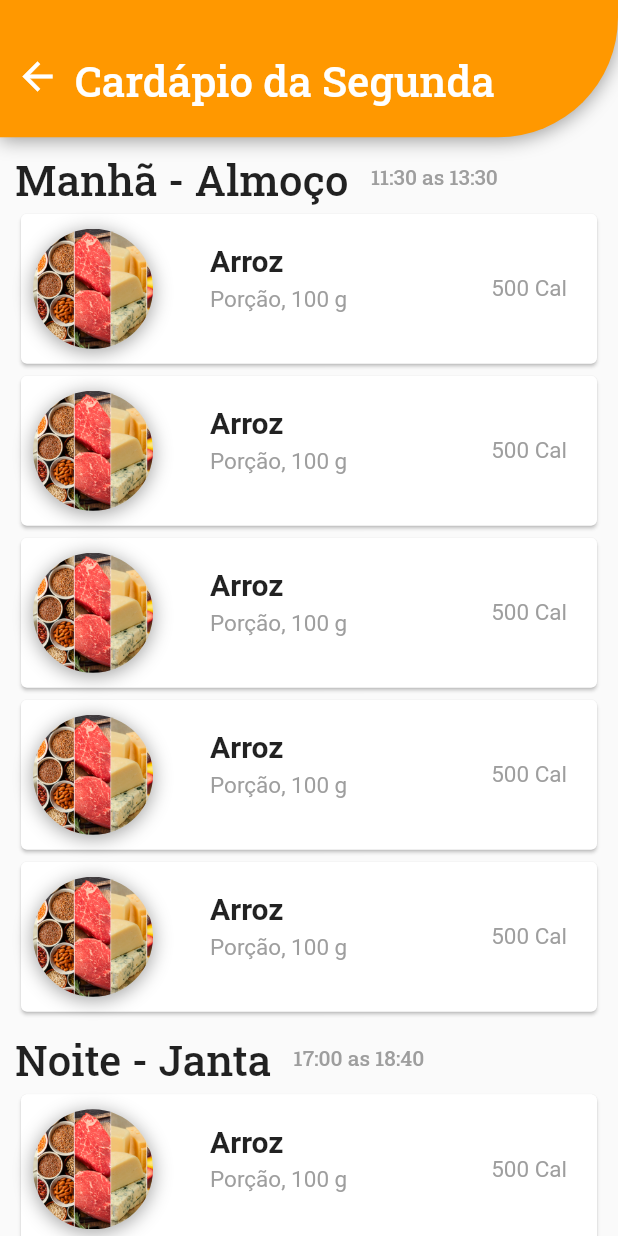
After one commit to wallison-bruno/restauranteuniversitario, a Flutter app: the screen it shows after launch, after a tap on "Segunda", on a phone screen of 412 x 824 dp. The commit adds this screen. Run offline on Flutter 3.47's test engine with Material 2 defaults, Android fonts, the phone set to English and light mode, and no system bars; our stand-ins replace splashscreen.

Commit message:
implemetacao da CardapioScreen

```diff
--- a/restauranteuniversitario/lib/main.dart
+++ b/restauranteuniversitario/lib/main.dart
@@ -1,5 +1,6 @@
 import 'package:flutter/cupertino.dart';
 import 'package:flutter/material.dart';
+import 'package:restauranteuniversitario/view/cardapio_view.dart';
 import 'package:splashscreen/splashscreen.dart';
 
 void main() {
@@ -168,6 +169,10 @@ Widget _introScreen() {
 Widget _diaSemana(String nomeDia, BuildContext context, String imgUrl) {
   return Expanded(
     child: GestureDetector(
+      onTap: () {
+        Navigator.push(
+            context, MaterialPageRoute(builder: (_) => CardapioScreen()));
+      },
       child: Container(
         width: MediaQuery.of(context).size.width,
         decoration: BoxDecoration(
--- /dev/null
+++ b/restauranteuniversitario/lib/model/cardápio.dart
@@ -0,0 +1,10 @@
+class Cardapio {
+  String urno;
+  List<Comida> comidas;
+}
+
+class Comida {
+  String nome;
+  String calorias;
+  String peso;
+}
--- /dev/null
+++ b/restauranteuniversitario/lib/view/cardapio_view.dart
@@ -0,0 +1,231 @@
+import 'package:flutter/material.dart';
+import 'package:flutter/widgets.dart';
+
+class CardapioScreen extends StatefulWidget {
+  @override
+  _CardapioScreenState createState() => _CardapioScreenState();
+}
+
+class _CardapioScreenState extends State<CardapioScreen> {
+  @override
+  Widget build(BuildContext context) {
+    return Scaffold(
+      body: SingleChildScrollView(
+        child: Container(
+          child: Column(
+            children: <Widget>[
+              Container(
+                height: MediaQuery.of(context).size.height / 9,
+                width: MediaQuery.of(context).size.width,
+                decoration: BoxDecoration(
+                    color: Colors.orange,
+                    borderRadius: BorderRadius.only(
+                      bottomLeft: Radius.circular(0),
+                      bottomRight: Radius.circular(80),
+                    ),
+                    boxShadow: [
+                      BoxShadow(
+                        color: Colors.black38,
+                        blurRadius: 10,
+                        offset: Offset(0.0, 2.0),
+                      )
+                      //alignment: Alignment(0.2, 0.6),
+                    ]),
+                child: Row(
+                  children: <Widget>[
+                    GestureDetector(
+                      onTap: () {
+                        Navigator.of(context).pop();
+                      },
+                      child: Container(
+                        padding: EdgeInsets.only(left: 10, top: 10),
+                        alignment: Alignment.center,
+                        child: Icon(
+                          Icons.arrow_back,
+                          size: 30,
+                          color: Colors.white,
+                        ),
+                      ),
+                    ),
+                    Align(
+                      alignment: Alignment(-1, 0.5),
+                      child: Padding(
+                        padding: const EdgeInsets.all(10.0),
+                        child: Text(
+                          'Cardápio da Segunda', //? Pode ficar o nome do dia que vier da HomeScreen
+                          style: TextStyle(
+                            color: Colors.white,
+                            //fontWeight: FontWeight.bold,
+                            fontSize: 28,
+                            fontFamily: 'RobotoSlab',
+                          ),
+                        ),
+                      ),
+                    ),
+                  ],
+                ),
+              ),
+              Column(
+                children: <Widget>[
+                  Row(
+                    children: <Widget>[
+                      Container(
+                        margin: EdgeInsets.only(top: 10, left: 10),
+                        alignment: Alignment(-1, 0),
+                        child: Text(
+                          'Manhã - Almoço',
+                          style: TextStyle(
+                            fontSize: 28,
+                            fontFamily: 'RobotoSlab',
+                          ),
+                          textAlign: TextAlign.start,
+                        ),
+                      ),
+                      Container(
+                        margin: EdgeInsets.only(top: 5, left: 15),
+                        child: Text(
+                          '11:30 as 13:30',
+                          style: TextStyle(
+                            fontSize: 14,
+                            fontFamily: 'RobotoSlab',
+                            color: Colors.grey,
+                          ),
+                          textAlign: TextAlign.start,
+                        ),
+                      ),
+                    ],
+                  ),
+                  //* Bildar os cardes Aqui.
+                  cardBilder(),
+                  cardBilder(),
+                  cardBilder(),
+                  cardBilder(),
+                  cardBilder(),
+                  Row(
+                    children: <Widget>[
+                      Container(
+                        margin: EdgeInsets.only(
+                          top: 10,
+                          left: 10,
+                        ),
+                        alignment: Alignment(-1, 0),
+                        child: Text(
+                          'Noite - Janta',
+                          style: TextStyle(
+                            fontSize: 28,
+                            fontFamily: 'RobotoSlab',
+                          ),
+                          textAlign: TextAlign.start,
+                        ),
+                      ),
+                      Container(
+                        margin: EdgeInsets.only(top: 5, left: 15),
+                        child: Text(
+                          '17:00 as 18:40',
+                          style: TextStyle(
+                            fontSize: 14,
+                            fontFamily: 'RobotoSlab',
+                            color: Colors.grey,
+                          ),
+                          textAlign: TextAlign.start,
+                        ),
+                      ),
+                    ],
+                  ),
+                  cardBilder(),
+                  cardBilder(),
+                  cardBilder(),
+                  cardBilder(),
+                ],
+              ),
+            ],
+          ),
+        ),
+      ),
+    );
+  }
+
+  Widget cardBilder() {
+    return Padding(
+      padding: const EdgeInsets.only(left: 10, right: 10),
+      child: Card(
+        child: InkWell(
+          splashColor: Colors.blue.withAlpha(30),
+          onTap: () {
+            print('Card tapped.');
+          },
+          child: Container(
+            height: 100,
+            child: Row(
+              children: <Widget>[
+                Padding(
+                  padding: const EdgeInsets.all(8.0),
+                  child: Container(
+                    width: 80,
+                    height: 80,
+                    decoration: BoxDecoration(
+                      shape: BoxShape.circle,
+                      image: DecorationImage(
+                          image: AssetImage('assets/images/img01.jpg'),
+                          fit: BoxFit.cover),
+                      boxShadow: [
+                        BoxShadow(
+                          color: Colors.black38,
+                          offset: Offset(0.0, 2.0),
+                          blurRadius: 10.0,
+                        ),
+                      ],
+                    ),
+                  ),
+                ),
+                Padding(
+                  padding: const EdgeInsets.only(
+                    top: 10,
+                    left: 20,
+                  ),
+                  child: Column(
+                    crossAxisAlignment: CrossAxisAlignment.start,
+                    children: <Widget>[
+                      Container(
+                        padding: EdgeInsets.only(left: 10, top: 10),
+                        child: Text(
+                          'Arroz',
+                          style: TextStyle(
+                            fontWeight: FontWeight.bold,
+                            fontSize: 20,
+                          ),
+                        ),
+                      ),
+                      Container(
+                        padding: EdgeInsets.only(left: 10, top: 5),
+                        child: Text(
+                          'Porção, 100 g',
+                          style: TextStyle(
+                            color: Colors.grey,
+                            fontSize: 15,
+                          ),
+                        ),
+                      ),
+                    ],
+                  ),
+                ),
+                Spacer(),
+                Container(
+                  padding: EdgeInsets.only(right: 20),
+                  alignment: Alignment.centerRight,
+                  child: Text(
+                    '500 Cal',
+                    style: TextStyle(
+                      color: Colors.grey,
+                      fontSize: 15,
+                    ),
+                  ),
+                ),
+              ],
+            ),
+          ),
+        ),
+      ),
+    );
+  }
+}
```
